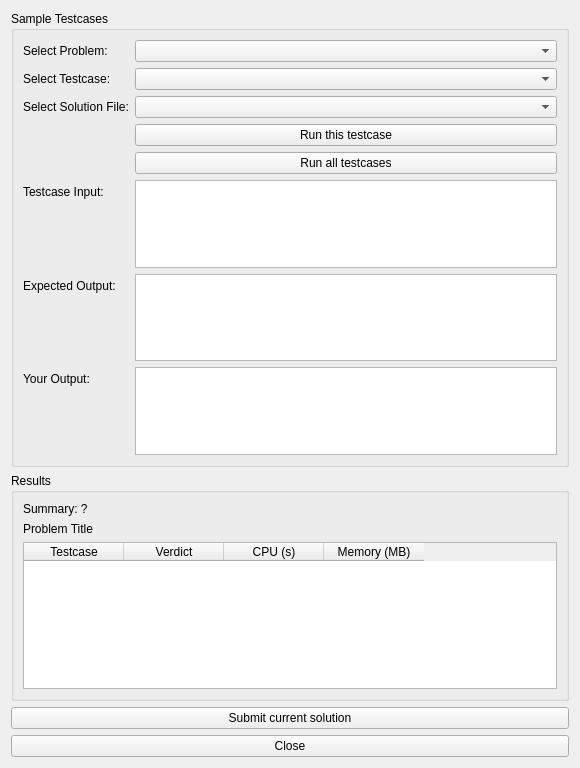
The window that src/SmartXm-CSEKU/runtestcases.ui (KaziRifatMorshed/SmartXm) describes before a commit, drawn with Qt 5.
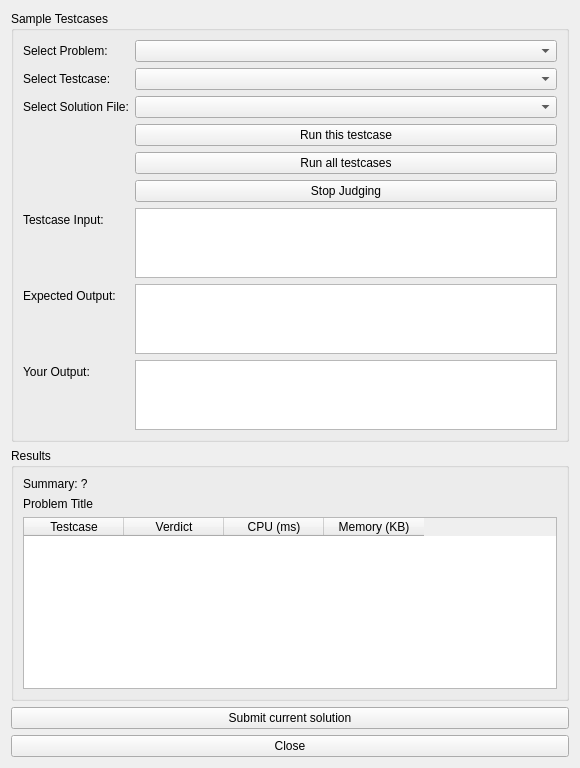
The same window after the commit. Icons and pictures are not drawn.

```diff
--- a/src/SmartXm-CSEKU/runtestcases.ui
+++ b/src/SmartXm-CSEKU/runtestcases.ui
@@ -16,7 +16,7 @@
   <property name="windowIcon">
    <iconset theme="QIcon::ThemeIcon::MediaSkipForward"/>
   </property>
-  <layout class="QVBoxLayout" name="verticalLayout_2" stretch="2,1,1,1">
+  <layout class="QVBoxLayout" name="verticalLayout_2" stretch="2,0,1,1">
    <item>
     <widget class="QGroupBox" name="groupBox_2">
      <property name="title">
@@ -43,6 +43,16 @@
       <item row="1" column="1">
        <widget class="QComboBox" name="SelectTestcase_comboBox"/>
       </item>
+      <item row="2" column="0">
+       <widget class="QLabel" name="label_8">
+        <property name="text">
+         <string>Select Solution File:</string>
+        </property>
+       </widget>
+      </item>
+      <item row="2" column="1">
+       <widget class="QComboBox" name="SelectSolutionFile_comboBox"/>
+      </item>
       <item row="3" column="1">
        <widget class="QPushButton" name="runThisTestcase_pushButton">
         <property name="text">
@@ -57,34 +67,14 @@
         </property>
        </widget>
       </item>
-      <item row="5" column="0">
+      <item row="6" column="0">
        <widget class="QLabel" name="label_5">
         <property name="text">
          <string>Testcase Input:</string>
         </property>
        </widget>
       </item>
-      <item row="6" column="0">
-       <widget class="QLabel" name="label_6">
-        <property name="text">
-         <string>Expected Output:</string>
-        </property>
-       </widget>
-      </item>
       <item row="6" column="1">
-       <widget class="QTextEdit" name="testcaseExpectedOutput_textEdit">
-        <property name="maximumSize">
-         <size>
-          <width>16777215</width>
-          <height>150</height>
-         </size>
-        </property>
-        <property name="readOnly">
-         <bool>true</bool>
-        </property>
-       </widget>
-      </item>
-      <item row="5" column="1">
        <widget class="QTextEdit" name="testcaseInput_textEdit_2">
         <property name="maximumSize">
          <size>
@@ -98,13 +88,33 @@
        </widget>
       </item>
       <item row="7" column="0">
+       <widget class="QLabel" name="label_6">
+        <property name="text">
+         <string>Expected Output:</string>
+        </property>
+       </widget>
+      </item>
+      <item row="7" column="1">
+       <widget class="QTextEdit" name="testcaseExpectedOutput_textEdit">
+        <property name="maximumSize">
+         <size>
+          <width>16777215</width>
+          <height>150</height>
+         </size>
+        </property>
+        <property name="readOnly">
+         <bool>true</bool>
+        </property>
+       </widget>
+      </item>
+      <item row="8" column="0">
        <widget class="QLabel" name="label_4">
         <property name="text">
          <string>Your Output:</string>
         </property>
        </widget>
       </item>
-      <item row="7" column="1">
+      <item row="8" column="1">
        <widget class="QTextEdit" name="studentOutput_textEdit_3">
         <property name="maximumSize">
          <size>
@@ -117,16 +127,13 @@
         </property>
        </widget>
       </item>
-      <item row="2" column="0">
-       <widget class="QLabel" name="label_8">
+      <item row="5" column="1">
+       <widget class="QPushButton" name="pushButton">
         <property name="text">
-         <string>Select Solution File:</string>
+         <string>Stop Judging</string>
         </property>
        </widget>
       </item>
-      <item row="2" column="1">
-       <widget class="QComboBox" name="SelectSolutionFile_comboBox"/>
-      </item>
      </layout>
     </widget>
    </item>
@@ -151,7 +158,10 @@
        </widget>
       </item>
       <item>
-       <widget class="QTableWidget" name="tableWidget">
+       <widget class="QTableWidget" name="verdictTable">
+        <attribute name="horizontalHeaderCascadingSectionResizes">
+         <bool>false</bool>
+        </attribute>
         <column>
          <property name="text">
           <string>Testcase</string>
@@ -164,12 +174,12 @@
         </column>
         <column>
          <property name="text">
-          <string>CPU (s)</string>
+          <string>CPU (ms)</string>
          </property>
         </column>
         <column>
          <property name="text">
-          <string>Memory (MB)</string>
+          <string>Memory (KB)</string>
          </property>
         </column>
        </widget>
```
